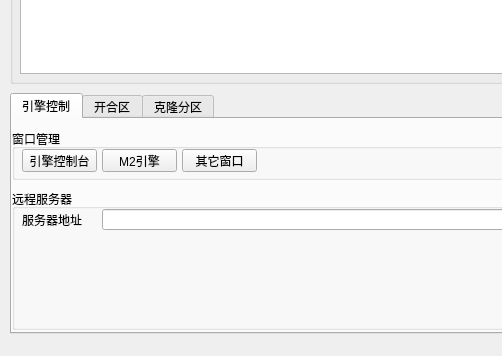
Qt form MainWindowUI.ui (rongzhongyang/mir2helper) before a commit; both pictures show x 0 to 502 and y 97 to 453 of the 602 by 453 pixel window.
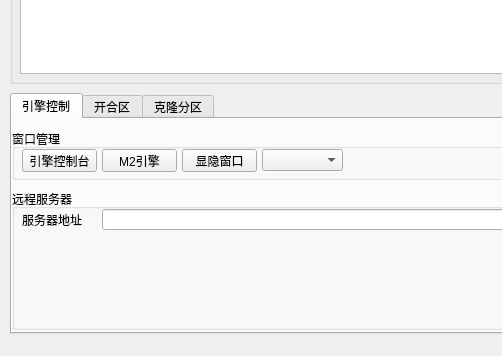
The same form after that commit. The open tabs and pages were chosen to show the change.

The edit to the form file:
```diff
--- a/MainWindowUI.ui
+++ b/MainWindowUI.ui
@@ -84,7 +84,17 @@
         </rect>
        </property>
        <property name="text">
-        <string>其它窗口</string>
+        <string>显隐窗口</string>
+       </property>
+      </widget>
+      <widget class="QComboBox" name="comboBox">
+       <property name="geometry">
+        <rect>
+         <x>250</x>
+         <y>20</y>
+         <width>81</width>
+         <height>22</height>
+        </rect>
        </property>
       </widget>
      </widget>
```
Left out of the diff: 2 changed lines with no effect on the pictures.
